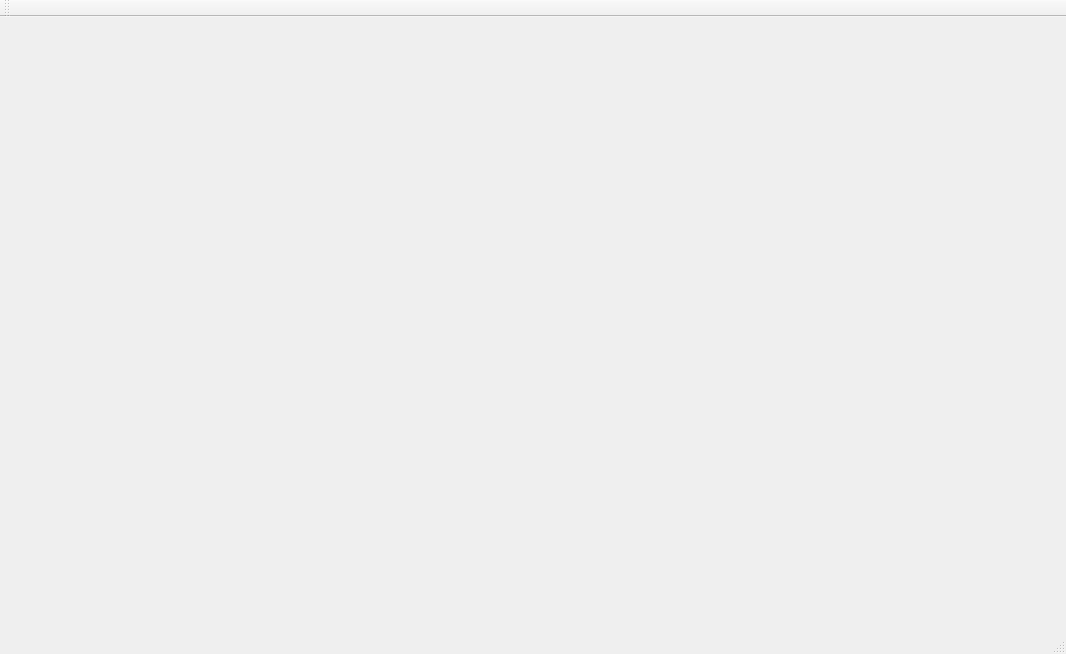
Old version of the form app/Monitor/mainwindow.ui in the repository adambaldwin92/SeniorProject.
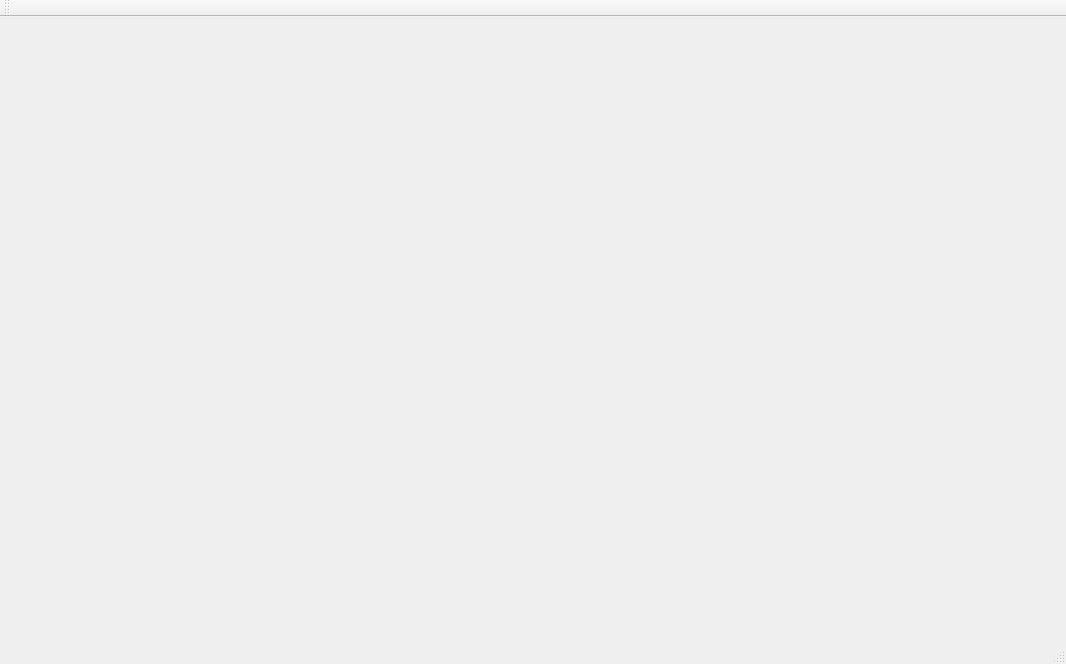
New version of the form. Custom widgets are drawn as their Qt base class.

Commit message: Created camera.cpp && camera.h \ Got defaultCamera() (i.e. laptop front facing cam) to display video stream via GUI

Diff of the .ui file:
```diff
--- a/app/Monitor/mainwindow.ui
+++ b/app/Monitor/mainwindow.ui
@@ -7,7 +7,7 @@
     <x>0</x>
     <y>0</y>
     <width>1066</width>
-    <height>654</height>
+    <height>664</height>
    </rect>
   </property>
   <property name="windowTitle">
@@ -19,7 +19,7 @@
      <rect>
       <x>40</x>
       <y>29</y>
-      <width>631</width>
+      <width>711</width>
       <height>561</height>
      </rect>
     </property>
@@ -28,9 +28,9 @@
    <widget class="QWidget" name="verticalLayoutWidget">
     <property name="geometry">
      <rect>
-      <x>699</x>
+      <x>769</x>
       <y>29</y>
-      <width>331</width>
+      <width>261</width>
       <height>561</height>
      </rect>
     </property>
@@ -58,6 +58,14 @@
   <widget class="QStatusBar" name="statusBar"/>
  </widget>
  <layoutdefault spacing="6" margin="11"/>
+ <customwidgets>
+  <customwidget>
+   <class>QCameraViewfinder</class>
+   <extends>QWidget</extends>
+   <header>qcameraviewfinder.h</header>
+   <container>1</container>
+  </customwidget>
+ </customwidgets>
  <resources/>
  <connections/>
 </ui>
```
Left out of the diff: 6 changed lines with no effect on the pictures. The commit also changes 6 other files.
